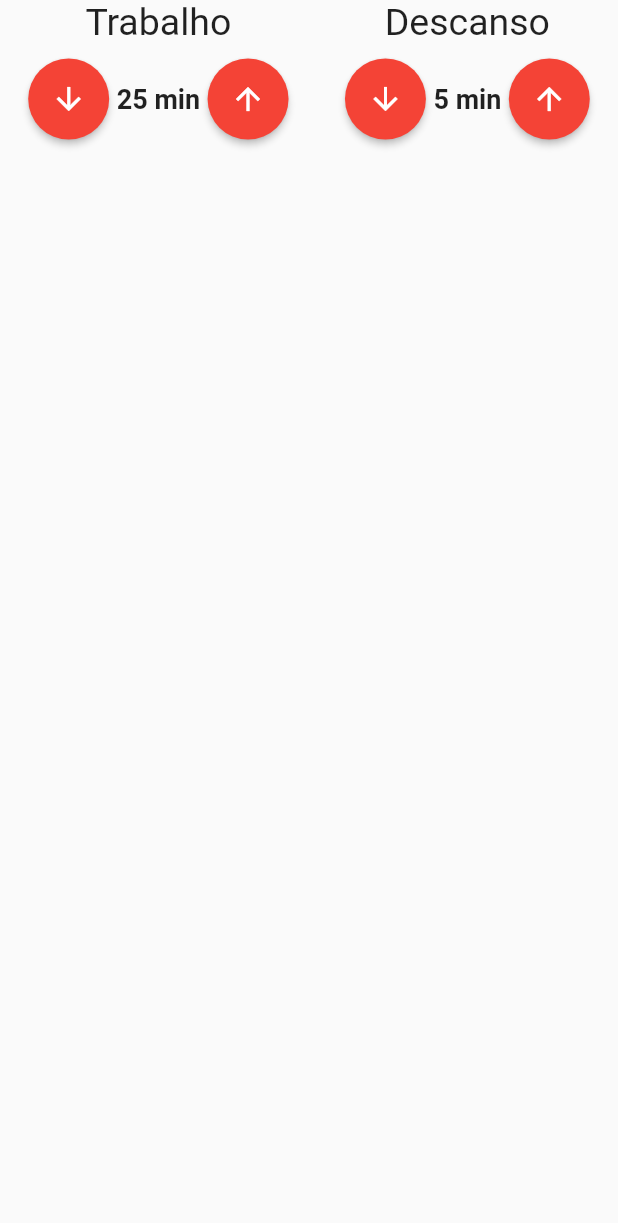
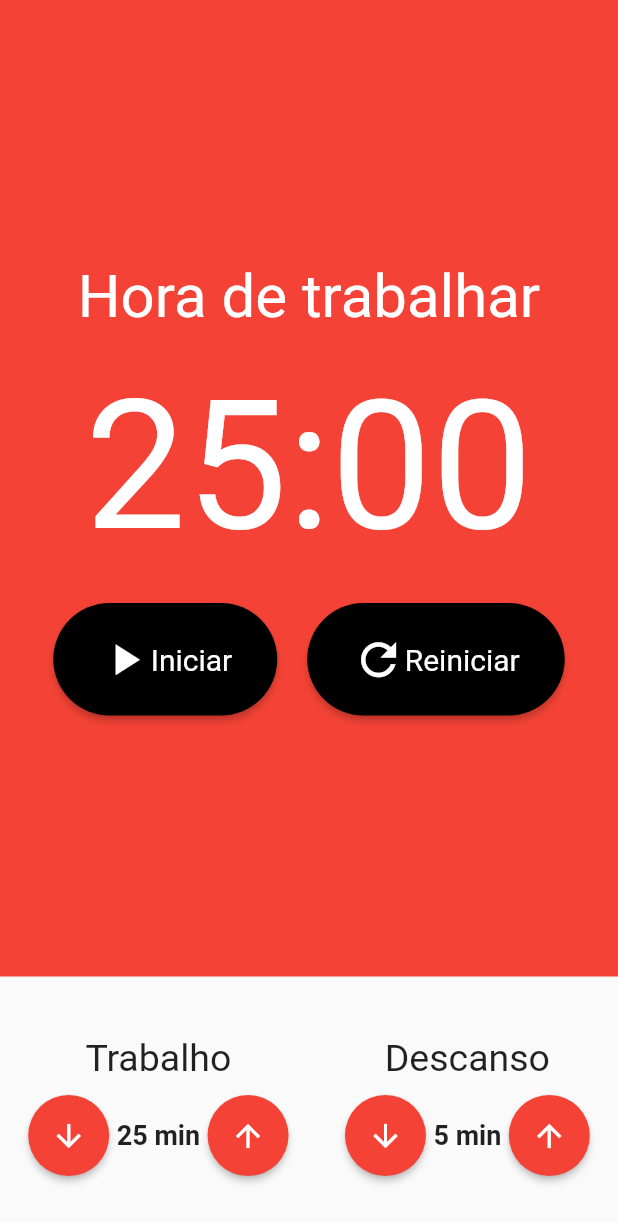
Before and after one commit to JoaoPedrosag/pomodoro, a Flutter app: the screen it shows after launch, on a phone screen of 412 x 824 dp. Shown: the top 1223 px of the screen. Run offline on Flutter 3.47's test engine with Material 2 defaults, Android fonts, the phone set to English and light mode, and no system bars; our stand-ins replace flutter_mobx.

Commit message:
pomodo started

```diff
--- /dev/null
+++ b/lib/widgets/cronometro.dart
@@ -0,0 +1,51 @@
+import 'package:flutter/material.dart';
+import 'package:flutter/src/foundation/key.dart';
+import 'package:flutter/src/widgets/framework.dart';
+import 'package:pomodoro/widgets/cronometro_botao.dart';
+
+class Cronometro extends StatelessWidget {
+  const Cronometro({Key? key}) : super(key: key);
+
+  @override
+  Widget build(BuildContext context) {
+    return Container(
+      color: Colors.red,
+      child: Column(
+        mainAxisAlignment: MainAxisAlignment.center,
+        children: [
+          Text(
+            'Hora de trabalhar',
+            style: TextStyle(fontSize: 40, color: Colors.white),
+          ),
+          SizedBox(
+            height: 20,
+          ),
+          Text(
+            '25:00',
+            style: TextStyle(
+              fontSize: 120,
+              color: Colors.white,
+            ),
+          ),
+          SizedBox(
+            height: 20,
+          ),
+          Row(
+            mainAxisAlignment: MainAxisAlignment.center,
+            children: [
+              CronometroBotao(texto: 'Iniciar', icone: Icons.play_arrow),
+              SizedBox(
+                width: 20,
+              ),
+              // CronometroBotao(texto: 'Parar', icone: Icons.stop),
+              // SizedBox(
+              //   width: 20,
+              // ),
+              CronometroBotao(texto: 'Reiniciar', icone: Icons.refresh),
+            ],
+          )
+        ],
+      ),
+    );
+  }
+}
--- /dev/null
+++ b/lib/widgets/cronometro_botao.dart
@@ -0,0 +1,44 @@
+import 'package:flutter/cupertino.dart';
+import 'package:flutter/material.dart';
+import 'package:flutter/src/foundation/key.dart';
+import 'package:flutter/src/widgets/framework.dart';
+
+class CronometroBotao extends StatelessWidget {
+  final String texto;
+  final IconData icone;
+
+  const CronometroBotao({
+    Key? key,
+    required this.texto,
+    required this.icone,
+  }) : super(key: key);
+
+  @override
+  Widget build(BuildContext context) {
+    return ElevatedButton(
+      style: ElevatedButton.styleFrom(
+        shape: RoundedRectangleBorder(
+          borderRadius: BorderRadius.circular(50),
+        ),
+        primary: Colors.black,
+        padding: EdgeInsets.symmetric(
+          horizontal: 30,
+          vertical: 20,
+        ),
+        textStyle: TextStyle(
+          fontSize: 20,
+        ),
+      ),
+      onPressed: () {},
+      child: Row(
+        children: [
+          Icon(
+            icone,
+            size: 35,
+          ),
+          Text(texto),
+        ],
+      ),
+    );
+  }
+}
--- a/lib/widgets/pomodoro.dart
+++ b/lib/widgets/pomodoro.dart
@@ -2,6 +2,7 @@ import 'package:flutter/cupertino.dart';
 import 'package:flutter/material.dart';
 import 'package:flutter/src/foundation/key.dart';
 import 'package:flutter/src/widgets/framework.dart';
+import 'package:pomodoro/widgets/cronometro.dart';
 import 'package:pomodoro/widgets/entrada_tempo.dart';
 
 class Pomodoro extends StatelessWidget {
@@ -11,8 +12,12 @@ class Pomodoro extends StatelessWidget {
   Widget build(BuildContext context) {
     return Scaffold(
       body: Column(
+        crossAxisAlignment: CrossAxisAlignment.stretch,
         children: [
-          Row(
+          Expanded(child: Cronometro()),
+          Padding(
+            padding: const EdgeInsets.symmetric(vertical: 40),
+            child: Row(
               mainAxisAlignment: MainAxisAlignment.spaceAround,
               children: [
                 EntradaTempo(
@@ -24,6 +29,7 @@ class Pomodoro extends StatelessWidget {
                   valor: 5,
                 ),
               ],
+            ),
           )
         ],
       ),
```
Lines whose indentation alone changed are shown as unchanged.
